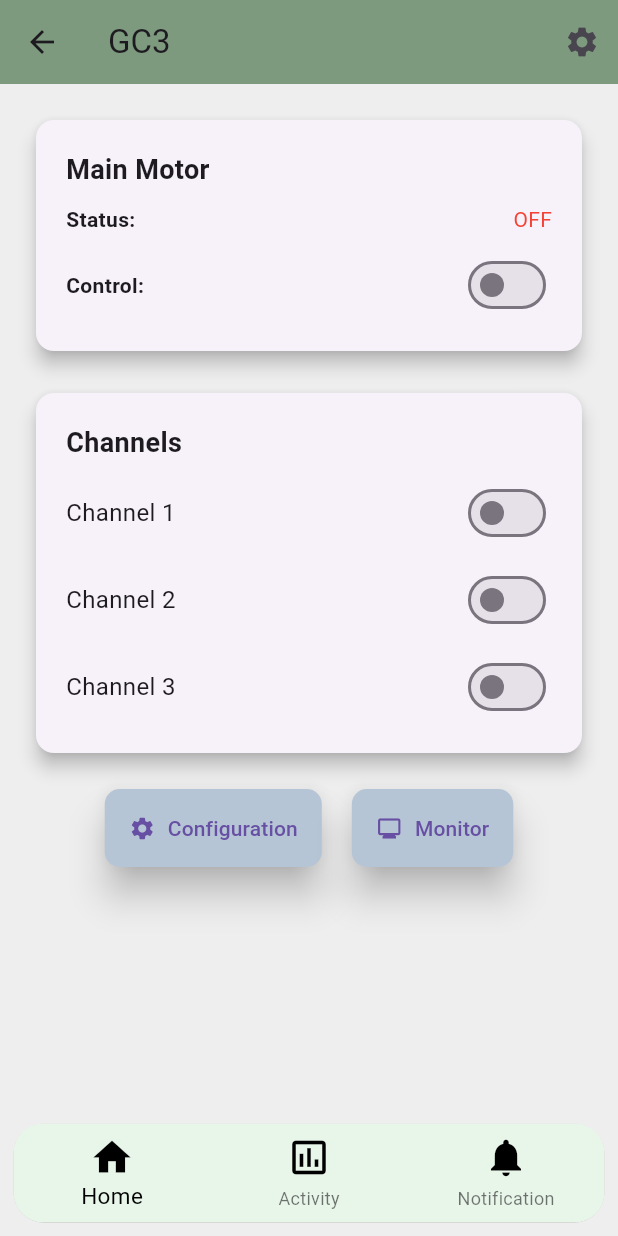
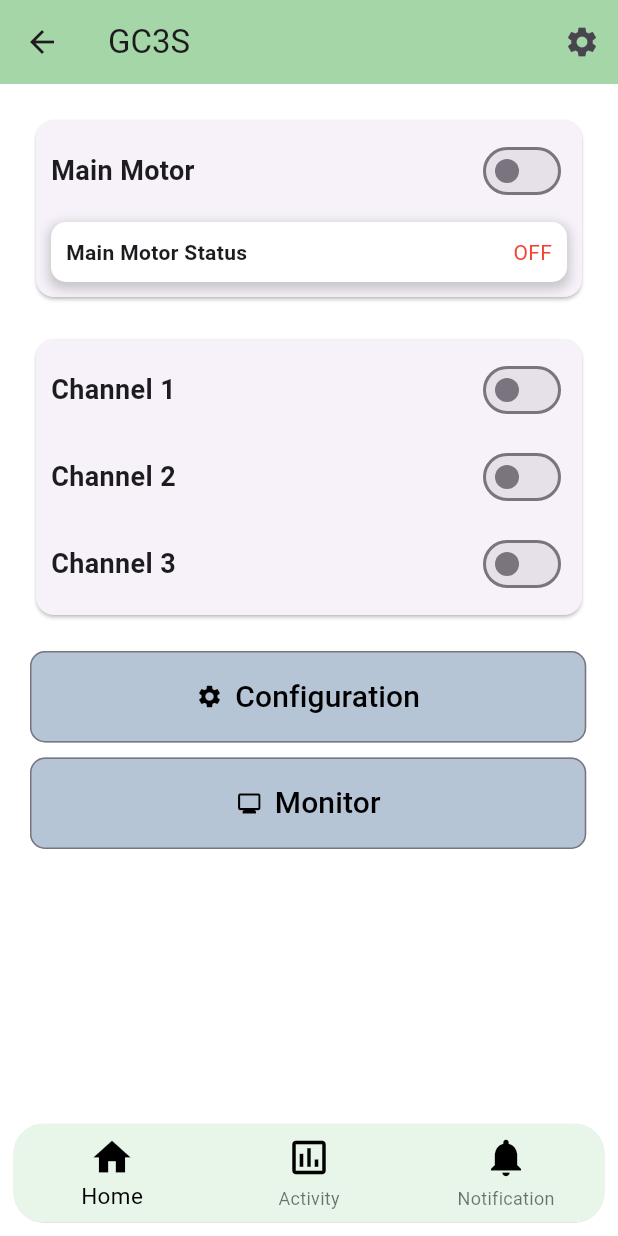
Before and after one commit to Manish2102/GardenController, a Flutter app: the GC3SPage screen opened by its route, on a phone screen of 412 x 824 dp. Run offline on Flutter 3.47's test engine with Material 3 defaults, Android fonts, the phone set to English and light mode, and no system bars; our stand-ins replace cloud_firestore, firebase_auth, firebase_core, flutter_blue, google_sign_in, permission_handler and 1 more; missing offline and left inert: qr_code_scanner, wifi_iot; accounts and stored records are empty; network calls fail.

Commit message:
initial commit

```diff
--- a/lib/Device_Screens/GC3S_Screen.dart
+++ b/lib/Device_Screens/GC3S_Screen.dart
@@ -1,5 +1,5 @@
 import 'package:flutter/material.dart';
-import 'package:gardenmate/Device_Screens/GC1_Program.dart';
+import 'package:gardenmate/Device_Screens/GC3SMonitor.dart';
 import 'package:gardenmate/Device_Screens/GC3_Program.dart';
 import 'package:gardenmate/Pages/BottomNav_Bar.dart';
 
@@ -39,10 +39,12 @@ class _GC3SPageState extends State<GC3SPage> {
 
   @override
   Widget build(BuildContext context) {
+    final double buttonWidth = MediaQuery.of(context).size.width * 0.9;
+
     return Scaffold(
       appBar: AppBar(
-        backgroundColor: const Color.fromARGB(255, 125, 153, 126),
-        title: Text('GC3'),
+        backgroundColor: Colors.green[200],
+        title: Text('GC3S'),
         actions: [
           IconButton(
             onPressed: () {
@@ -53,8 +55,7 @@ class _GC3SPageState extends State<GC3SPage> {
         ],
       ),
       bottomNavigationBar: buildBottomBar(context, 0, (index) {}),
-
-      backgroundColor: Colors.grey[200], // Set background color
+      backgroundColor: Colors.white,
       body: Padding(
         padding: const EdgeInsets.all(20.0),
         child: SingleChildScrollView(
@@ -62,42 +63,17 @@ class _GC3SPageState extends State<GC3SPage> {
             crossAxisAlignment: CrossAxisAlignment.start,
             children: <Widget>[
               Card(
-                elevation: 5,
                 child: Padding(
-                  padding: EdgeInsets.all(20),
+                  padding: const EdgeInsets.all(10.0),
                   child: Column(
-                    crossAxisAlignment: CrossAxisAlignment.start,
+                    children: [
+                      Row(
+                        mainAxisAlignment: MainAxisAlignment.spaceBetween,
                         children: [
                           Text(
                             'Main Motor',
                             style: TextStyle(
-                          fontSize: 18,
-                          fontWeight: FontWeight.bold,
-                        ),
-                      ),
-                      SizedBox(height: 10),
-                      Row(
-                        mainAxisAlignment: MainAxisAlignment.spaceBetween,
-                        children: [
-                          Text(
-                            'Status:',
-                            style: TextStyle(fontWeight: FontWeight.bold),
-                          ),
-                          Text(
-                            _getMotorStatus(mainMotorManual),
-                            style: TextStyle(
-                              color: _getStatusColor(mainMotorManual),
-                            ),
-                          ),
-                        ],
-                      ),
-                      SizedBox(height: 10),
-                      Row(
-                        mainAxisAlignment: MainAxisAlignment.spaceBetween,
-                        children: [
-                          Text(
-                            'Control:',
-                            style: TextStyle(fontWeight: FontWeight.bold),
+                                fontSize: 18, fontWeight: FontWeight.bold),
                           ),
                           Switch(
                             value: mainMotorManual,
@@ -111,64 +87,48 @@ class _GC3SPageState extends State<GC3SPage> {
                           ),
                         ],
                       ),
+                      SizedBox(height: 10),
+                      _buildStatusWidget1(
+                          'Main Motor Status',
+                          _getMotorStatus(mainMotorManual),
+                          _getStatusColor(mainMotorManual)),
                     ],
                   ),
                 ),
               ),
               SizedBox(height: 20),
               Card(
-                elevation: 5,
                 child: Padding(
-                  padding: EdgeInsets.all(20),
+                  padding: const EdgeInsets.all(10.0),
                   child: Column(
-                    crossAxisAlignment: CrossAxisAlignment.start,
                     children: [
-                      Text(
-                        'Channels',
-                        style: TextStyle(
-                          fontSize: 18,
-                          fontWeight: FontWeight.bold,
-                        ),
-                      ),
-                      SizedBox(height: 10),
-                      _buildChannelToggle(
-                        'Channel 1',
-                        motor1Manual,
-                        (value) {
+                      _buildChannelToggle('Channel 1', motor1Manual, (value) {
                         setState(() {
                           motor1Manual = value;
                         });
-                        },
-                      ),
+                      }),
                       SizedBox(height: 10),
-                      _buildChannelToggle(
-                        'Channel 2',
-                        motor2Manual,
-                        (value) {
+                      _buildChannelToggle('Channel 2', motor2Manual, (value) {
                         setState(() {
                           motor2Manual = value;
                         });
-                        },
-                      ),
+                      }),
                       SizedBox(height: 10),
-                      _buildChannelToggle(
-                        'Channel 3',
-                        motor3Manual,
-                        (value) {
+                      _buildChannelToggle('Channel 3', motor3Manual, (value) {
                         setState(() {
                           motor3Manual = value;
                         });
-                        },
-                      ),
+                      }),
                     ],
                   ),
                 ),
               ),
               SizedBox(height: 20),
-              Row(
-                mainAxisAlignment: MainAxisAlignment.center,
+              Column(
                 children: [
-                  ElevatedButton.icon(
+                  SizedBox(
+                    width: buttonWidth,
+                    child: OutlinedButton.icon(
                       onPressed: () {
                         Navigator.push(
                           context,
@@ -176,8 +136,17 @@ class _GC3SPageState extends State<GC3SPage> {
                               builder: (context) => GC3ProgramPage()),
                         );
                       },
-                    icon: Icon(Icons.settings),
-                    label: Text('Configuration'),
+                      icon: Icon(
+                        Icons.settings,
+                        color: Colors.black,
+                      ),
+                      label: Text(
+                        'Configuration',
+                        style: TextStyle(
+                          color: Colors.black,
+                          fontSize: 20,
+                        ),
+                      ),
                       style: ButtonStyle(
                         backgroundColor: MaterialStateProperty.all(
                             Color.fromARGB(255, 182, 197, 213)),
@@ -190,11 +159,36 @@ class _GC3SPageState extends State<GC3SPage> {
                         elevation: MaterialStateProperty.all(10),
                       ),
                     ),
-                  SizedBox(width: 20),
-                  ElevatedButton.icon(
-                    onPressed: () {},
-                    icon: Icon(Icons.monitor),
-                    label: Text('Monitor'),
+                  ),
+                  SizedBox(height: 10),
+                  SizedBox(
+                    width: buttonWidth,
+                    child: OutlinedButton.icon(
+                      onPressed: () {
+                        Navigator.push(
+                          context,
+                          MaterialPageRoute(
+                              builder: (context) => GC3SMonitor(
+                                    channel1Status:
+                                        _getMotorStatus(motor1Manual),
+                                    channel2Status:
+                                        _getMotorStatus(motor2Manual),
+                                    channel3Status:
+                                        _getMotorStatus(motor3Manual),
+                                    soilMoisture: soilMoisture,
+                                    isRaining: isRaining,
+                                    flowmeter: flowmeter,
+                                  )),
+                        );
+                      },
+                      icon: Icon(
+                        Icons.monitor,
+                        color: Colors.black,
+                      ),
+                      label: Text(
+                        'Monitor',
+                        style: TextStyle(color: Colors.black, fontSize: 20),
+                      ),
                       style: ButtonStyle(
                         backgroundColor: MaterialStateProperty.all(
                             Color.fromARGB(255, 182, 197, 213)),
@@ -207,6 +201,7 @@ class _GC3SPageState extends State<GC3SPage> {
                         elevation: MaterialStateProperty.all(10),
                       ),
                     ),
+                  ),
                 ],
               ),
             ],
@@ -217,16 +212,13 @@ class _GC3SPageState extends State<GC3SPage> {
   }
 
   Widget _buildChannelToggle(
-    String channelName,
-    bool isManual,
-    Function(bool) onChanged,
-  ) {
+      String channelName, bool isManual, Function(bool) onChanged) {
     return Row(
       mainAxisAlignment: MainAxisAlignment.spaceBetween,
       children: [
         Text(
           channelName,
-          style: TextStyle(fontSize: 16),
+          style: TextStyle(fontSize: 18, fontWeight: FontWeight.bold),
         ),
         Switch(
           value: isManual,
@@ -235,6 +227,37 @@ class _GC3SPageState extends State<GC3SPage> {
           activeColor: Colors.green,
         ),
       ],
+    );
+  }
+
+  Widget _buildStatusWidget1(String title, String value, Color color) {
+    return Container(
+      padding: EdgeInsets.all(10),
+      decoration: BoxDecoration(
+        color: Colors.white,
+        borderRadius: BorderRadius.circular(10),
+        boxShadow: [
+          BoxShadow(
+            color: Colors.grey.withOpacity(0.5),
+            spreadRadius: 2,
+            blurRadius: 5,
+            offset: Offset(0, 3),
+          ),
+        ],
+      ),
+      child: Row(
+        mainAxisAlignment: MainAxisAlignment.spaceBetween,
+        children: [
+          Text(
+            title,
+            style: TextStyle(fontWeight: FontWeight.bold),
+          ),
+          Text(
+            value,
+            style: TextStyle(color: color),
+          ),
+        ],
+      ),
     );
   }
 
@@ -250,35 +273,7 @@ class _GC3SPageState extends State<GC3SPage> {
     showDialog(
       context: context,
       builder: (BuildContext context) {
-        return AlertDialog(
-          title: Text('Settings'),
-          content: SingleChildScrollView(
-            child: Column(
-              crossAxisAlignment: CrossAxisAlignment.start,
-              children: [
-                TextButton(
-                  onPressed: () {
-                    Navigator.push(
-                      context,
-                      MaterialPageRoute(
-                        builder: (_) => ProgramSettingsPage(),
-                      ),
-                    );
-                  },
-                  child: Text('Timer Settings'),
-                ),
-              ],
-            ),
-          ),
-          actions: <Widget>[
-            TextButton(
-              onPressed: () {
-                Navigator.of(context).pop();
-              },
-              child: Text('Cancel'),
-            ),
-          ],
-        );
+        return GC3ProgramPage();
       },
     );
   }
```
Also changed, not shown: lib/Device_Screens/GC3SMonitor.dart (+11 -8 lines), lib/Device_Screens/GC3_Monitor.dart (+29 -88 lines), lib/Device_Screens/GC3_Screen.dart (+7 -10 lines). Lines whose indentation alone changed are shown as unchanged.
